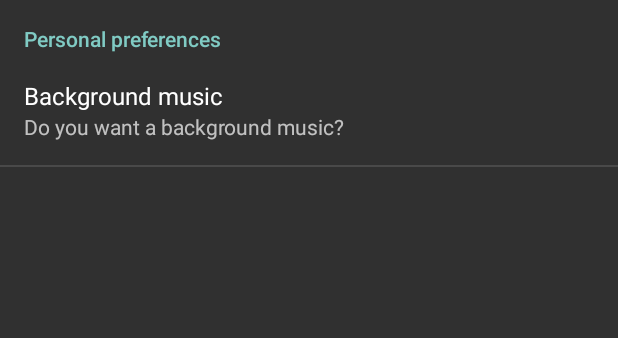
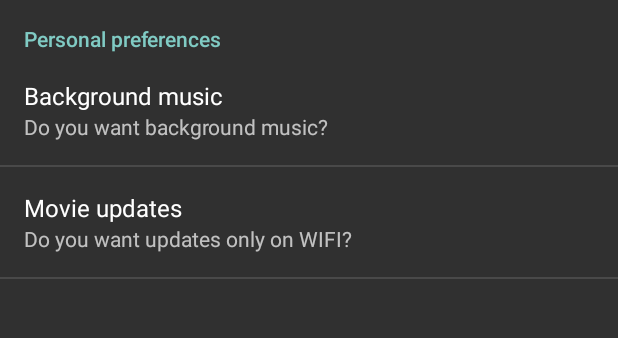
Before and after one commit to Filip1993/StivCinematheque, an Android app: the fragment PreferencesFragment shown on its own in the app's theme, on a phone screen of 412 x 824 dp, the part 59-397 px from its top. Run offline under Robolectric (Android 15) with nearby library versions, the phone set to English and light mode, and no system bars.

Commit message:
added only on wifi preference, preference checkbox

```diff
--- a/app/src/main/AndroidManifest.xml
+++ b/app/src/main/AndroidManifest.xml
@@ -62,7 +62,7 @@
         <activity
             android:configChanges="orientation|screenSize"
             android:name=".HostActivity"
-            android:label="@string/title_activity_host" >
+            android:label="@string/title_activity_host">
         </activity>
 
         <service
--- a/app/src/main/java/com/dbele/stiv/utitlities/BackgroundMusicHandler.java
+++ b/app/src/main/java/com/dbele/stiv/utitlities/BackgroundMusicHandler.java
@@ -24,10 +24,7 @@ public class BackgroundMusicHandler {
     }
 
     public static void handleMusicPlay(Context context) {
-        SharedPreferences preferences = PreferenceManager.getDefaultSharedPreferences(context);
-        boolean playMusic = preferences.getBoolean(context.getResources().getString(R.string.background_music_key), false);
-
-        if (playMusic) {
+        if (PreferencesHandler.shouldPlayBackgroundMusic(context)) {
             startBackgroundMusicService(context);
         } else {
             stopBackgroundService();
--- /dev/null
+++ b/app/src/main/res/drawable/checkbox.xml
@@ -0,0 +1,5 @@
+<?xml version="1.0" encoding="utf-8"?>
+<selector xmlns:android="http://schemas.android.com/apk/res/android">
+    <item android:state_checked="true" android:drawable="@drawable/green_flag" />
+    <item android:drawable="@drawable/red_flag" />
+</selector>
--- a/app/src/main/res/values/strings.xml
+++ b/app/src/main/res/values/strings.xml
@@ -22,9 +22,13 @@
     <string name="desc_list_item_icon">Item Icon</string>
     <string name="title_activity_host">HostActivity</string>
 
-    <string name="summary_background_music_preference">Do you want a background music?</string>
+    <string name="summary_background_music_preference">Do you want background music?</string>
     <string name="background_music">Background music</string>
     <string name="background_music_key">background_music_key</string>
 
+    <string name="summary_only_on_wifi_preference">Do you want updates only on WIFI?</string>
+    <string name="only_on_wifi">Movie updates</string>
+    <string name="only_on_wifi_key">only_on_wifi_key</string>
+
 
 </resources>
--- a/app/src/main/res/values/styles.xml
+++ b/app/src/main/res/values/styles.xml
@@ -1,6 +1,14 @@
 <resources>
 
-    <!-- Base application theme. -->
+    <!--ThemeOverlay.AppCompat.Dark.ActionBar-->
+    <style name="AppTheme" parent="Platform.AppCompat">
+        <item name="android:windowNoTitle">false</item>
+        <item name="android:windowTitleStyle">@style/ActionBarTitle</item>
+        <item name="windowActionBar">true</item>
+        <item name="android:windowTitleSize">39dp</item>
+        <item name="android:listChoiceIndicatorMultiple">@drawable/checkbox</item>
+    </style>
+
     <style name="Theme.Transparent" parent="android:Theme">
         <item name="android:windowAnimationStyle">@style/InitScreenAnimation</item>
         <item name="android:windowIsTranslucent">true</item>
@@ -9,14 +17,6 @@
         <item name="android:windowNoTitle">true</item>
         <item name="android:windowIsFloating">true</item>
         <item name="android:backgroundDimEnabled">false</item>
-    </style>
-
-    <!--ThemeOverlay.AppCompat.Dark.ActionBar-->
-    <style name="AppTheme" parent="Platform.AppCompat">
-        <item name="android:windowNoTitle">false</item>
-        <item name="android:windowTitleStyle">@style/ActionBarTitle</item>
-        <item name="windowActionBar">true</item>
-        <item name="android:windowTitleSize">39dp</item>
     </style>
 
     <style name="InitScreenAnimation">
--- a/app/src/main/res/xml/preferences.xml
+++ b/app/src/main/res/xml/preferences.xml
@@ -7,10 +7,10 @@
         <CheckBoxPreference
             android:key="@string/background_music_key"
             android:title="@string/background_music"
-            android:summary="@string/summary_background_music_preference"
-        />
-
+            android:summary="@string/summary_background_music_preference"/>
+        <CheckBoxPreference
+            android:key="@string/only_on_wifi_key"
+            android:title="@string/only_on_wifi"
+            android:summary="@string/summary_only_on_wifi_preference"/>
     </PreferenceCategory>
-
-
 </PreferenceScreen>
```
Also changed, not shown: app/src/main/java/com/dbele/stiv/cinematheque/RssService.java (+12 -4 lines), app/src/main/java/com/dbele/stiv/utitlities/PreferencesHandler.java (+13 -0 lines), app/src/main/res/drawable/green_flag.png (added), app/src/main/res/drawable/red_flag.png (added).
